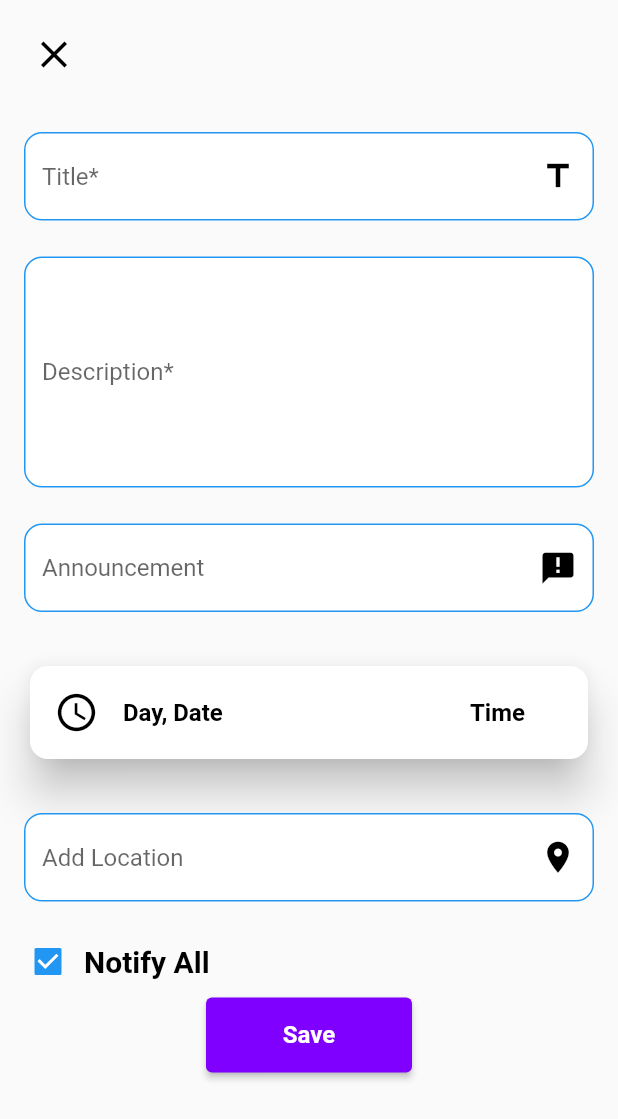
After one commit to Hari-Nikesh-R/event_calendar_app, a Flutter app: the EventPage screen opened directly, on a phone screen of 412 x 824 dp. The commit adds this screen. Shown: the top 1119 px of the screen. Run offline on Flutter 3.47's test engine with Material 2 defaults, Android fonts, the phone set to English and light mode, and no system bars; our stand-ins replace calendar_view.

Commit message:
Completed event page partially.

```diff
--- /dev/null
+++ b/lib/components/home/event_page.dart
@@ -0,0 +1,118 @@
+import 'package:flutter/material.dart';
+import 'package:sece_event_calendar/dls/custombutton.dart';
+import 'package:sece_event_calendar/dls/customedittext.dart';
+import 'package:sece_event_calendar/dls/customtext.dart';
+import 'package:sece_event_calendar/utils/colors.dart';
+
+class EventPage extends StatefulWidget {
+  const EventPage({Key? key}) : super(key: key);
+
+  @override
+  State<EventPage> createState() => _EventPageState();
+}
+
+class _EventPageState extends State<EventPage> {
+
+  bool notifyAll = true;
+
+  @override
+  Widget build(BuildContext context) {
+    return Scaffold(
+      body: Stack(
+        children: [
+            SingleChildScrollView(
+              child: Column(
+                mainAxisAlignment: MainAxisAlignment.start,
+                crossAxisAlignment: CrossAxisAlignment.start,
+                children:  [
+                   Padding(padding: const EdgeInsets.all(12),child: IconButton(icon:const Icon(Icons.close, size: 30,color: Colors.black),
+                    onPressed: (){
+                        Navigator.pop(context);
+                  },)),
+                  const CustomEditText(hintText: "Title*",sufficeIcon: Icon(Icons.title, color: Colors.black,size: 25,)),
+                  Container(
+                    margin: const EdgeInsets.only(left: 16, right: 16, top: 8, bottom: 8),
+                    child:
+                  TextField(
+                    maxLines: 6,
+                    decoration: InputDecoration(
+                      labelText: "Description*",
+                      filled: true,
+                      fillColor: Colors.white,
+                      enabledBorder: OutlineInputBorder(
+                        borderRadius: BorderRadius.circular(12),
+                          borderSide:const BorderSide(
+                              color: Colors.blue
+                          )
+                      )
+                    )
+                  )),
+                  const CustomEditText(hintText: "Announcement",sufficeIcon: Icon(Icons.announcement, color: Colors.black,size: 25,)),
+                  Padding(padding: const EdgeInsets.all(16), child:
+                      Container(
+                          decoration: BoxDecoration(
+                          borderRadius: BorderRadius.circular(16),
+                          ),
+                          child:
+                  Card(
+                    elevation: 12,
+                      shape: RoundedRectangleBorder(
+                        borderRadius: BorderRadius.circular(12),
+                      ),
+                    color: Colors.white,
+                    child: Column(
+                      mainAxisAlignment: MainAxisAlignment.start,
+                      crossAxisAlignment: CrossAxisAlignment.start,
+                      children: [
+                        Row(
+                          children: [
+                            const Padding(padding: EdgeInsets.all(16), child: Icon(Icons.access_time, color: Colors.black, size: 30,)),
+                            const Text("Day, Date", style: TextStyle(
+                              color: Colors.black,
+                              fontWeight: FontWeight.bold,
+                              fontSize: 16
+                            ),),
+                            Padding(padding: EdgeInsets.only(right: MediaQuery.of(context).size.width/2.5)),
+                           const Text("Time", style: TextStyle(
+                                color: Colors.black,
+                                fontWeight: FontWeight.bold,
+                                fontSize: 16
+                            ),)
+                          ],
+                        ),
+                        Row(
+                          // todo: Date picker and Time Picker
+                        ),
+                        Row(
+                          // todo: Date picker and Time Picker
+                        )
+                      ],
+                    ),
+                  ))),
+                  const CustomEditText(hintText: "Add Location", sufficeIcon: Icon(Icons.location_on, color: Colors.black,size: 25,),),
+                  Row(
+                    children: [
+                       const Padding(padding: EdgeInsets.only(right: 8)),
+                      Checkbox(value: notifyAll, onChanged: (bool? value){
+                          setState(() {
+                            notifyAll = value!;
+                          });
+                      }),
+
+                      const Text("Notify All", style: TextStyle(fontWeight: FontWeight.bold,color: Colors.black,fontSize: 20),)
+                    ],
+                  ),
+                  Center(
+                    child: DlsButton(
+                      text: "Save",
+                      onPressed: (){},
+                    ),
+                  )
+                ],
+              ),
+            )
+        ],
+      ),
+    );
+  }
+}
--- a/lib/components/home/home_page.dart
+++ b/lib/components/home/home_page.dart
@@ -1,7 +1,11 @@
+import 'dart:ui';
+
 import 'package:flutter/material.dart';
 import 'package:calendar_view/calendar_view.dart';
 import 'package:sece_event_calendar/utils/colors.dart';
 import 'package:sece_event_calendar/utils/constants.dart';
+
+import 'event_page.dart';
 
 class HomePage extends StatefulWidget {
   const HomePage({Key? key}) : super(key: key);
@@ -17,17 +21,49 @@ class _HomePageState extends State<HomePage> {
   EventController eventController = EventController();
   bool toggleMenu = false;
 
+  DateTime get _now => DateTime.now();
+
   @override
   void initState() {
     view = 1;
     calendarView = WEEK_VIEW;
     calendarIcon = const Icon(Icons.calendar_view_week);
     toggleMenu = false;
-    final event = CalendarEventData(
-      date: DateTime(2023, 1, 1),
-      event: "Event 1", title: 'Title',
+    final event1 =  CalendarEventData(
+      date: _now,
+      event:  "Joe's Birthday",
+      title: "PO Meeting",
+      description: "Today is project meeting.",
+      startTime: DateTime(_now.year, _now.month, _now.day, 18, 30),
+      endTime: DateTime(_now.year, _now.month, _now.day, 22),
     );
-    eventController.add(event);
+    final event2 =  CalendarEventData(
+      date: _now,
+      event:  "Joe's Birthday",
+      title: "Project meeting",
+      description: "Today is project meeting.",
+      startTime: DateTime(_now.year, _now.month, _now.day, 2, 30),
+      endTime: DateTime(_now.year, _now.month, _now.day, 5),
+    );
+    final event3 =  CalendarEventData(
+      date: _now.subtract(Duration(days: 2)),
+      startTime: DateTime(
+          _now.add(Duration(days: 2)).year,
+          _now.add(Duration(days: 2)).month,
+          _now.add(Duration(days: 2)).day,
+          10),
+      endTime: DateTime(
+          _now.subtract(Duration(days: 2)).year,
+          _now.subtract(Duration(days: 2)).month,
+          _now.subtract(Duration(days: 2)).day,
+          12),
+      event:"Chemistry Viva",
+      title: "Chemistry Viva",
+      description: "Today is Joe's birthday.",
+    );
+    eventController.add(event1);
+    eventController.add(event2);
+    eventController.add(event3);
     super.initState();
   }
 
@@ -58,9 +94,17 @@ class _HomePageState extends State<HomePage> {
      return CalendarControllerProvider(
        controller: eventController,
        child:  MaterialApp(
+         scrollBehavior: const ScrollBehavior().copyWith(
+           dragDevices: {
+             PointerDeviceKind.trackpad,
+             PointerDeviceKind.mouse,
+             PointerDeviceKind.touch,
+           },
+         ),
          home: Scaffold(
            floatingActionButton: FloatingActionButton(onPressed: (){
-           },
+           Navigator.push(context, MaterialPageRoute(builder: (context) =>const EventPage()));
+             },
              backgroundColor: THEME_COLOR,
                child: const Icon(Icons.add,color: Colors.white)
            ),
--- a/lib/components/login/login_page.dart
+++ b/lib/components/login/login_page.dart
@@ -76,7 +76,7 @@ class _LoginPageState extends State<LoginPage> {
                       enabledBorder: OutlineInputBorder(
                           borderRadius: BorderRadius.circular(12),
                           borderSide:const BorderSide(
-                              color: Colors.black
+                              color: Colors.blue
                           )
                       )
                   ),
--- a/lib/components/login/signup_page.dart
+++ b/lib/components/login/signup_page.dart
@@ -21,6 +21,7 @@ class _SignUpPageState extends State<SignUpPage> {
   Widget build(BuildContext context) {
     return Scaffold(
       body: Stack(
+        alignment: Alignment.center,
         children: [
           SingleChildScrollView(
             physics: const BouncingScrollPhysics(),
@@ -71,7 +72,7 @@ class _SignUpPageState extends State<SignUpPage> {
                       enabledBorder: OutlineInputBorder(
                           borderRadius: BorderRadius.circular(12),
                           borderSide:const BorderSide(
-                              color: Colors.black
+                              color: Colors.blue
                           )
                       )
                   ),
--- a/lib/dls/customedittext.dart
+++ b/lib/dls/customedittext.dart
@@ -27,7 +27,7 @@ class _CustomEditTextState extends State<CustomEditText> {
           enabledBorder: OutlineInputBorder(
               borderRadius: BorderRadius.circular(12),
               borderSide:const BorderSide(
-                  color: Colors.black
+                  color: Colors.blue
               )
           )
       ),
```
Also changed, not shown: lib/dls/customtext.dart (added, +18 -0 lines).
